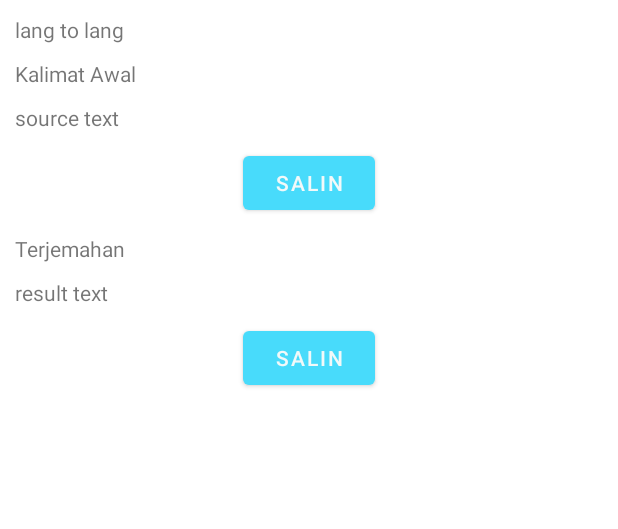
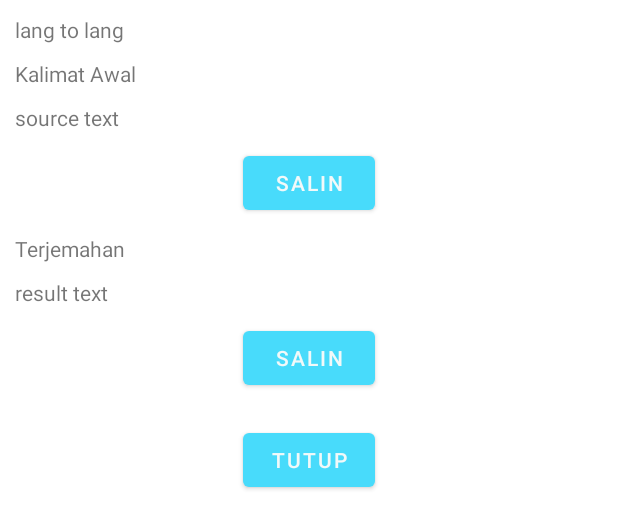
Before and after one commit to raassh-23/app-fp-ppb, an Android app: the layout selected_translation.xml on its own in the app's theme, with its tools: preview values and no code run, on a phone screen of 412 x 824 dp. Shown: the top 529 px of the screen. Run offline under Robolectric (Android 15) with nearby library versions, the phone set to English and light mode, and no system bars; network calls fail.

Commit message:
add selected translation fragment

```diff
--- a/app/src/main/res/layout/selected_translated.xml
+++ b/app/src/main/res/layout/selected_translation.xml
@@ -3,7 +3,7 @@
     xmlns:app="http://schemas.android.com/apk/res-auto"
     xmlns:tools="http://schemas.android.com/tools"
     android:layout_width="match_parent"
-    android:layout_height="match_parent">
+    android:layout_height="wrap_content">
 
     <TextView
         android:id="@+id/tvSelectedTranslateLang"
@@ -44,7 +44,7 @@
         android:text="Terjemahan"
         app:layout_constraintEnd_toEndOf="parent"
         app:layout_constraintStart_toStartOf="parent"
-        app:layout_constraintTop_toBottomOf="@+id/btnCopySourcee" />
+        app:layout_constraintTop_toBottomOf="@+id/btnCopySource" />
 
     <TextView
         android:id="@+id/tvSelectedTranslateTo"
@@ -57,7 +57,7 @@
         app:layout_constraintTop_toBottomOf="@+id/tvSelectedTranslateToTitle" />
 
     <Button
-        android:id="@+id/btnCopySourcee"
+        android:id="@+id/btnCopySource"
         android:layout_width="wrap_content"
         android:layout_height="wrap_content"
         android:layout_margin="10dp"
@@ -76,4 +76,17 @@
         app:layout_constraintStart_toStartOf="parent"
         app:layout_constraintTop_toBottomOf="@+id/tvSelectedTranslateTo" />
 
+    <Button
+        android:id="@+id/btnSelectedTranslateClose"
+        android:layout_width="wrap_content"
+        android:layout_height="wrap_content"
+        android:layout_margin="20dp"
+        android:layout_marginStart="20dp"
+        android:layout_marginTop="20dp"
+        android:layout_marginEnd="20dp"
+        android:text="Tutup"
+        app:layout_constraintEnd_toEndOf="parent"
+        app:layout_constraintStart_toStartOf="parent"
+        app:layout_constraintTop_toBottomOf="@+id/btnCopyTo" />
+
 </androidx.constraintlayout.widget.ConstraintLayout>
```
Also changed, not shown: app/src/main/java/com/raassh/simplecamera/ListTranslation.java (+6 -1 lines), app/src/main/java/com/raassh/simplecamera/SelectedTranslation.java (added, +110 -0 lines), app/src/main/java/com/raassh/simplecamera/TranslationHistory.java (+4 -4 lines).
